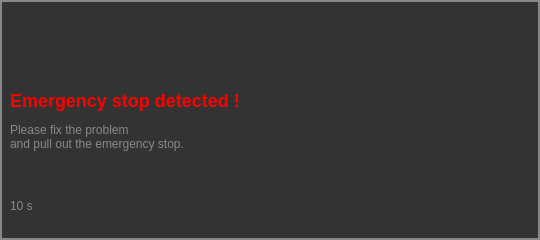
Qt form EmergencyStop.ui (AlexVerschoot/MachineVisionGui) before a commit.
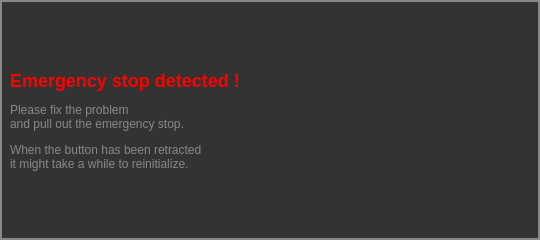
The same form after that commit.

Commit message: emergency stop now completely functional

The edit to the form file:
```diff
--- a/EmergencyStop.ui
+++ b/EmergencyStop.ui
@@ -32,9 +32,9 @@
    <property name="geometry">
     <rect>
      <x>10</x>
-     <y>60</y>
+     <y>10</y>
      <width>521</width>
-     <height>121</height>
+     <height>221</height>
     </rect>
    </property>
    <property name="styleSheet">
@@ -45,29 +45,8 @@
    </property>
    <property name="text">
     <string>&lt;html&gt;&lt;head/&gt;&lt;body&gt;&lt;p&gt;&lt;b&gt;&lt;font size=&quot;5&quot; color=&quot;red&quot;&gt;Emergency stop detected !&lt;/font&gt;&lt;/b&gt;&lt;/p&gt;
-&lt;p&gt;Please fix the problem &lt;br&gt;and pull out the emergency stop.&lt;/p&gt;&lt;/body&gt;&lt;/html&gt;</string>
-   </property>
-  </widget>
-  <widget class="QLabel" name="label_emergencytimer">
-   <property name="enabled">
-    <bool>true</bool>
-   </property>
-   <property name="geometry">
-    <rect>
-     <x>10</x>
-     <y>190</y>
-     <width>521</width>
-     <height>31</height>
-    </rect>
-   </property>
-   <property name="styleSheet">
-    <string notr="true">QLabel{
-font: 18pt &quot;Sans&quot;;
-color : #888;
-}</string>
-   </property>
-   <property name="text">
-    <string>10 s</string>
+&lt;p&gt;Please fix the problem &lt;br&gt;and pull out the emergency stop.&lt;/p&gt;
+&lt;p&gt;When the button has been retracted&lt;br&gt; it might take a while to reinitialize.&lt;/p&gt;&lt;/body&gt;&lt;/html&gt;</string>
    </property>
   </widget>
  </widget>
```
The commit also changes 7 other files.
